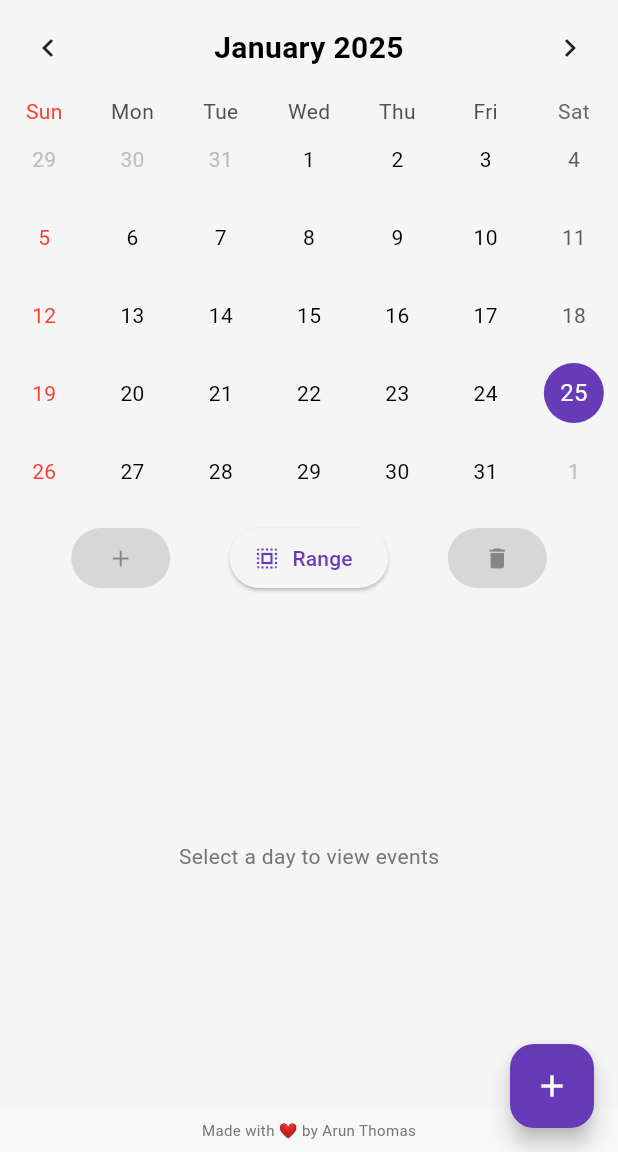
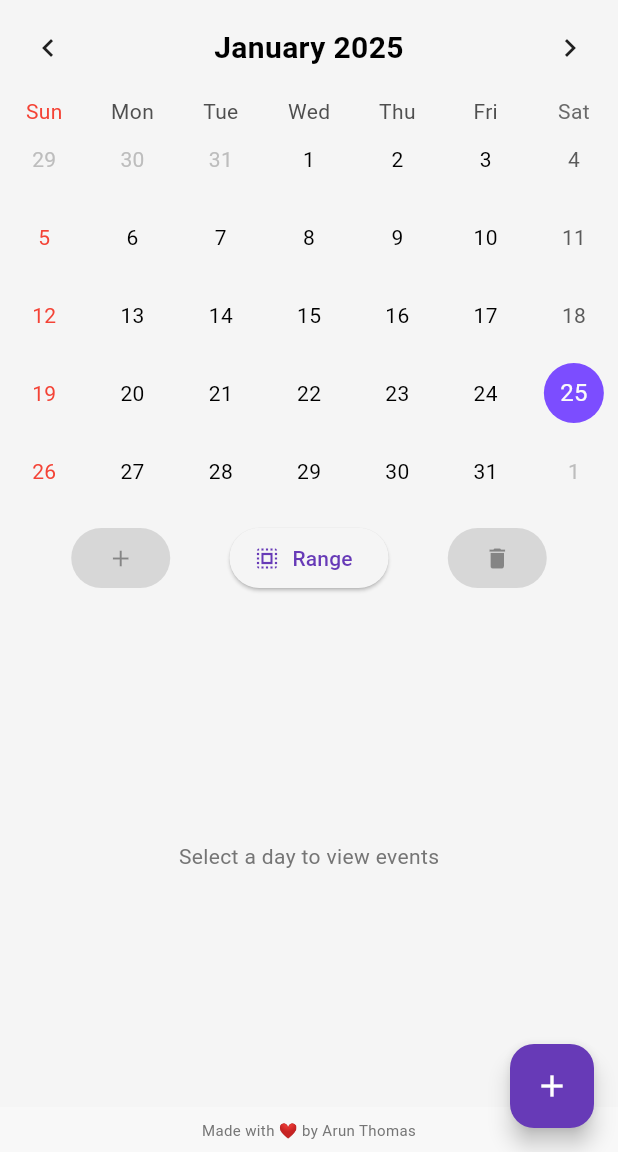
Before and after one commit to IngeniousThomas/LeaveBuddy, a Flutter app: the CalendarPage screen opened by its route, on a phone screen of 412 x 824 dp, the part 84-1236 px from its top. Run offline on Flutter 3.47's test engine with Material 3 defaults, Android fonts, the light colour scheme and no system bars; drawn by our look-alikes of table_calendar; our stand-ins replace flutter_animate, font_awesome_flutter, shared_preferences; accounts and stored records are empty.

```diff
--- a/lib/pages/calendar_page.dart
+++ b/lib/pages/calendar_page.dart
@@ -332,7 +332,7 @@ class _CalendarPageState extends State<CalendarPage> {
                   todayDecoration: BoxDecoration(
                     color: themeProvider.isDarkMode
                         ? Colors.deepPurpleAccent
-                        : Colors.deepPurple,
+                        : Colors.deepPurpleAccent,
                     shape: BoxShape.circle,
                   ),
                   selectedDecoration: BoxDecoration(
```
Also changed, not shown: 3 other files.
